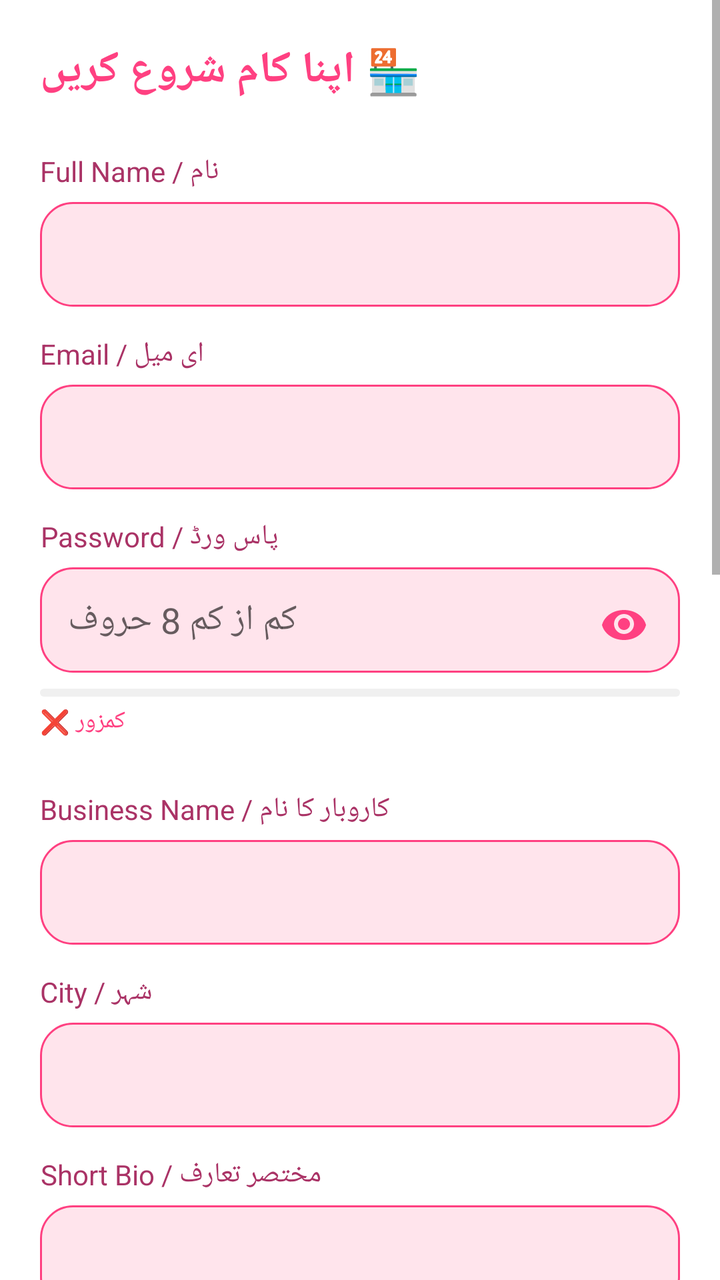
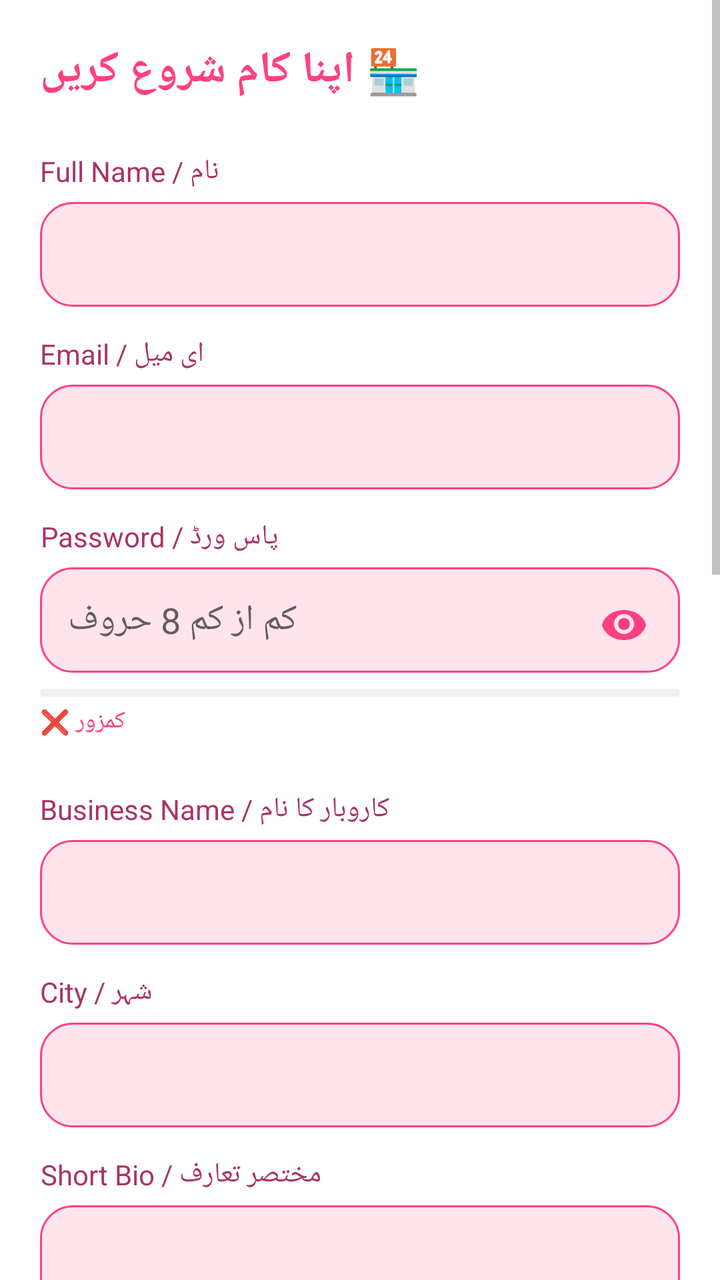

Before-and-after screenshots of an Android layout around one commit, followed by the original layout XML and the change that was made.
<!-- AndroidManifest.xml: application theme Theme.SheEmpower -->
<!-- res/layout/activity_seller_registration.xml -->
<?xml version="1.0" encoding="utf-8"?>
<ScrollView xmlns:android="http://schemas.android.com/apk/res/android"
    android:layout_width="match_parent" android:layout_height="match_parent" android:background="#FFFFFF">
    <LinearLayout
        android:layout_width="match_parent" android:layout_height="wrap_content"
        android:orientation="vertical" android:padding="20dp">

        <RelativeLayout
            android:layout_width="match_parent"
            android:layout_height="wrap_content">

            <TextView android:layout_width="wrap_content" android:layout_height="wrap_content"
                android:text="🏪 اپنا کام شروع کریں" android:textSize="22sp" android:textStyle="bold" android:textColor="#FF4081" />

            <ImageButton
                android:id="@+id/btnSpeaker"
                android:layout_width="40dp"
                android:layout_height="40dp"
                android:layout_alignParentEnd="true"
                android:layout_centerVertical="true"
                android:background="?attr/selectableItemBackgroundBorderless"
                android:src="@drawable/ic_speaker"
                android:contentDescription="Speaker" />
        </RelativeLayout>

        
        
        
        <TextView android:layout_width="wrap_content" android:layout_height="wrap_content" android:text="نام / Full Name" android:textColor="#AA3366" android:layout_marginTop="16dp" />
        <com.google.android.material.textfield.TextInputEditText android:id="@+id/etSellerName"
            android:layout_width="match_parent" android:layout_height="wrap_content"
            android:padding="14dp" android:background="@drawable/bg_rounded_pink" android:layout_marginTop="6dp" />

        
        
        
        <TextView android:layout_width="wrap_content" android:layout_height="wrap_content" android:text="ای میل / Email" android:textColor="#AA3366" android:layout_marginTop="14dp" />
        <com.google.android.material.textfield.TextInputEditText android:id="@+id/etSellerEmail"
            android:layout_width="match_parent" android:layout_height="wrap_content"
            android:padding="14dp" android:background="@drawable/bg_rounded_pink" android:layout_marginTop="6dp" />

        
        
        
        <TextView android:layout_width="wrap_content" android:layout_height="wrap_content" android:text="پاس ورڈ / Password" android:textColor="#AA3366" android:layout_marginTop="14dp" />

        
        <FrameLayout
            android:layout_width="match_parent"
            android:layout_height="wrap_content"
            android:layout_marginTop="6dp"
            android:layout_marginBottom="8dp">

            <com.google.android.material.textfield.TextInputEditText
                android:id="@+id/etSellerPassword"
                android:layout_width="match_parent"
                android:layout_height="wrap_content"
                android:inputType="textPassword"
                android:hint="کم از کم 8 حروف"
                android:padding="14dp"
                android:paddingEnd="45dp"
                android:background="@drawable/bg_rounded_pink" />

            
            <ImageButton
                android:id="@+id/togglePasswordVisibility"
                android:layout_width="40dp"
                android:layout_height="40dp"
                android:layout_gravity="end|center_vertical"
                android:layout_marginEnd="8dp"
                android:background="?attr/selectableItemBackgroundBorderless"
                android:src="@drawable/ic_eye_closed"
                android:contentDescription="Toggle Password Visibility"
                android:scaleType="centerInside" />
        </FrameLayout>

        
        
        
        
        <ProgressBar
            android:id="@+id/passwordStrengthBar"
            android:layout_width="match_parent"
            android:layout_height="4dp"
            android:layout_marginBottom="4dp"
            android:progressDrawable="@drawable/progress_password_strength"
            style="@style/Widget.AppCompat.ProgressBar.Horizontal" />

        
        <TextView
            android:id="@+id/passwordStrengthText"
            android:layout_width="wrap_content"
            android:layout_height="wrap_content"
            android:text="کمزور ❌"
            android:textSize="12sp"
            android:textColor="#FF4081"
            android:layout_marginBottom="12dp" />

        
        
        
        <TextView android:layout_width="wrap_content" android:layout_height="wrap_content" android:text="کاروبار کا نام / Business Name" android:textColor="#AA3366" android:layout_marginTop="14dp" />
        <com.google.android.material.textfield.TextInputEditText android:id="@+id/etBusinessName"
            android:layout_width="match_parent" android:layout_height="wrap_content"
            android:padding="14dp" android:background="@drawable/bg_rounded_pink" android:layout_marginTop="6dp" />

        
        
        
        <TextView android:layout_width="wrap_content" android:layout_height="wrap_content" android:text="شہر / City" android:textColor="#AA3366" android:layout_marginTop="14dp" />
        <com.google.android.material.textfield.TextInputEditText android:id="@+id/etCity"
            android:layout_width="match_parent" android:layout_height="wrap_content"
            android:padding="14dp" android:background="@drawable/bg_rounded_pink" android:layout_marginTop="6dp" />

        
        
        
        <TextView android:layout_width="wrap_content" android:layout_height="wrap_content" android:text="مختصر تعارف / Short Bio" android:textColor="#AA3366" android:layout_marginTop="14dp" />
        <com.google.android.material.textfield.TextInputEditText android:id="@+id/etBio"
            android:layout_width="match_parent" android:layout_height="wrap_content"
            android:padding="14dp" android:background="@drawable/bg_rounded_pink" android:layout_marginTop="6dp" />

        
        
        
        <TextView android:layout_width="wrap_content" android:layout_height="wrap_content" android:text="📱 واٹس ایپ نمبر / WhatsApp" android:textColor="#FF4081" android:textStyle="bold" android:layout_marginTop="14dp" />
        <com.google.android.material.textfield.TextInputEditText android:id="@+id/etWhatsApp"
            android:layout_width="match_parent" android:layout_height="wrap_content"
            android:hint="923001234567" android:inputType="phone" android:padding="14dp"
            android:background="@drawable/bg_rounded_green" android:layout_marginTop="6dp" />
        <TextView android:id="@+id/tvWhatsAppHint"
            android:layout_width="match_parent" android:layout_height="wrap_content"
            android:textColor="#4CAF50" android:textSize="12sp" android:layout_marginTop="6dp" />

        
        
        
        <TextView android:layout_width="wrap_content" android:layout_height="wrap_content" android:text="🛍️ زمرہ / Category" android:textColor="#AA3366" android:layout_marginTop="14dp" />
        <Spinner android:id="@+id/spinnerCategory"
            android:layout_width="match_parent" android:layout_height="wrap_content" android:layout_marginTop="6dp" />

        
        
        
        <TextView android:layout_width="wrap_content" android:layout_height="wrap_content"
            android:text="🙋‍♀️ آپ کتنے لوگوں کے لیے کام کر سکتی ہیں؟" android:textColor="#AA3366" android:textStyle="bold" android:layout_marginTop="14dp" />
        <com.google.android.material.textfield.TextInputEditText android:id="@+id/etCapacity"
            android:layout_width="match_parent" android:layout_height="wrap_content"
            android:hint="مثال: 50 لوگوں تک کھانا بنا سکتی ہوں" android:padding="14dp"
            android:background="@drawable/bg_rounded_pink" android:layout_marginTop="6dp" />

        
        
        
        <TextView android:id="@+id/tvDeliverLabel"
            android:layout_width="wrap_content" android:layout_height="wrap_content"
            android:textColor="#AA3366" android:textStyle="bold" android:layout_marginTop="14dp" />
        <Spinner android:id="@+id/spinnerCanDeliver"
            android:layout_width="match_parent" android:layout_height="wrap_content" android:layout_marginTop="6dp" />

        
        
        
        <TextView android:layout_width="wrap_content" android:layout_height="wrap_content"
            android:text="📍 دکان / گھر کا مکمل پتہ (اگر آپ خود نہ جا سکیں تو خریدار کو یہی دکھایا جائے گا)"
            android:textColor="#AA3366" android:textStyle="bold" android:layout_marginTop="14dp" />
        <com.google.android.material.textfield.TextInputEditText android:id="@+id/etShopAddress"
            android:layout_width="match_parent" android:layout_height="wrap_content"
            android:hint="مکمل پتہ لکھیں" android:padding="14dp"
            android:background="@drawable/bg_rounded_pink" android:layout_marginTop="6dp" />

        
        
        
        <TextView android:layout_width="wrap_content" android:layout_height="wrap_content"
            android:text="📋 شناختی کارڈ (ضروری)" android:textColor="#AA3366" android:layout_marginTop="16dp" />
        <Button android:id="@+id/btnPickCnic"
            android:layout_width="match_parent" android:layout_height="52dp"
            android:text="📷 تصویر اپلوڈ کریں" android:layout_marginTop="6dp"
            android:backgroundTint="#FFE4EC" android:textColor="#FF4081" />
        <TextView android:id="@+id/tvCnicStatus"
            android:layout_width="match_parent" android:layout_height="wrap_content"
            android:textColor="#888888" android:layout_marginTop="4dp" />

        
        
        
        <TextView android:layout_width="wrap_content" android:layout_height="wrap_content"
            android:text="🎙️ آواز کا تعارف (اختیاری)" android:textColor="#AA3366" android:layout_marginTop="14dp" />
        <LinearLayout android:layout_width="match_parent" android:layout_height="wrap_content" android:orientation="horizontal" android:layout_marginTop="6dp">
            <Button android:id="@+id/btnRecord"
                android:layout_width="0dp" android:layout_height="52dp" android:layout_weight="1"
                android:text="🎙 ریکارڈ کریں" android:textSize="12sp" android:backgroundTint="#FF4081" android:textColor="#FFFFFF" />
            <Button android:id="@+id/btnPickAudio"
                android:layout_width="0dp" android:layout_height="52dp" android:layout_weight="1"
                android:layout_marginStart="8dp" android:text="📁 اپلوڈ" android:textSize="12sp"
                android:backgroundTint="#FFE4EC" android:textColor="#FF4081" />
        </LinearLayout>
        <TextView android:id="@+id/tvVoiceStatus"
            android:layout_width="match_parent" android:layout_height="wrap_content"
            android:textColor="#888888" android:layout_marginTop="4dp" android:layout_marginBottom="20dp" />

        
        
        
        <Button android:id="@+id/btnSellerRegister"
            android:layout_width="match_parent" android:layout_height="58dp"
            android:text="🚀 رجسٹریشن جمع کروائیں" android:backgroundTint="#FF4081" android:textColor="#FFFFFF" />

    </LinearLayout>
</ScrollView>
<!-- resources referenced by this layout -->
<resources>
  <!-- drawable bg_rounded_green (drawable) -->
  <?xml version="1.0" encoding="utf-8"?>
  <shape xmlns:android="http://schemas.android.com/apk/res/android">
      <solid android:color="#E8F9EF" />
      <stroke android:width="1.5dp" android:color="#25D366" />
      <corners android:radius="16dp" />
  </shape>
  <!-- drawable bg_rounded_pink (drawable) -->
  <?xml version="1.0" encoding="utf-8"?>
  <shape xmlns:android="http://schemas.android.com/apk/res/android">
      <solid android:color="#FFE4EC" />
      <stroke android:width="1dp" android:color="#FF4081" />
      <corners android:radius="16dp" />
  </shape>
  <!-- drawable ic_eye_closed (drawable) -->
  <?xml version="1.0" encoding="utf-8"?>
  <vector xmlns:android="http://schemas.android.com/apk/res/android"
      android:width="24dp"
      android:height="24dp"
      android:viewportWidth="24"
      android:viewportHeight="24">
      <path
          android:fillColor="#FF4081"
          android:pathData="M12,7C6.48,7 2.14,10.14 1,14.5C2.14,18.86 6.48,22 12,22C17.52,22 21.86,18.86 23,14.5C21.86,10.14 17.52,7 12,7ZM12,19C9.24,19 7,16.76 7,14C7,11.24 9.24,9 12,9C14.76,9 17,11.24 17,14C17,16.76 14.76,19 12,19ZM12,11C10.34,11 9,12.34 9,14C9,15.66 10.34,17 12,17C13.66,17 15,15.66 15,14C15,12.34 13.66,11 12,11Z" />
  </vector>
  <!-- drawable ic_speaker (drawable) -->
  <?xml version="1.0" encoding="utf-8"?>
  <vector xmlns:android="http://schemas.android.com/apk/res/android"
      android:width="24dp"
      android:height="24dp"
      android:viewportWidth="24"
      android:viewportHeight="24">
      <path
          android:fillColor="#FFFFFF"
          android:pathData="M3,9v6h4l5,5V4L7,9H3zm13.5,3c0-1.77-1.02-3.29-2.5-4.03v8.05c1.48-0.73,2.5-2.25,2.5-4.02zM14,3.23v2.06c2.89,0.86,5,3.54,5,6.71s-2.11,5.85-5,6.71v2.06c4.01-0.91,7-4.49,7-8.77s-2.99-7.86-7-8.77z"/>
  </vector>
  <!-- drawable progress_password_strength (drawable) -->
  <?xml version="1.0" encoding="utf-8"?>
  <layer-list xmlns:android="http://schemas.android.com/apk/res/android">
      
      <item android:id="@android:id/background">
          <shape android:shape="rectangle">
              <solid android:color="#F0F0F0" />
              <corners android:radius="2dp" />
          </shape>
      </item>
  
      
      <item android:id="@android:id/progress">
          <clip>
              <shape android:shape="rectangle">
                  <solid android:color="#FF4081" />
                  <corners android:radius="2dp" />
              </shape>
          </clip>
      </item>
  </layer-list>
  <style name="Theme.SheEmpower" parent="Theme.MaterialComponents.DayNight.NoActionBar">
  
          <item name="colorPrimary">@color/primary_pink</item>
          <item name="colorPrimaryVariant">@color/primary_pink</item>
          <item name="colorOnPrimary">@android:color/white</item>
  
          <item name="android:statusBarColor">@color/primary_pink</item>
          <item name="android:windowBackground">@android:color/white</item>
  
          <item name="android:navigationBarColor">@android:color/white</item>
  
      </style>
  <color name="primary_pink">#FF4081</color>
</resources>

<!-- the commit's change to res/layout/activity_seller_registration.xml (unified diff, before → after) -->
@@ -3,7 +3,9 @@
     android:layout_width="match_parent" android:layout_height="match_parent" android:background="#FFFFFF">
     <LinearLayout
         android:layout_width="match_parent" android:layout_height="wrap_content"
-        android:orientation="vertical" android:padding="20dp">
+        android:orientation="vertical"
+        android:background="?android:attr/windowBackground"
+        android:padding="20dp">
 
         <RelativeLayout
             android:layout_width="match_parent"
<!-- resource entries referenced after the edit -->
@@ -57,18 +57,33 @@
           </clip>
       </item>
   </layer-list>
-  <style name="Theme.SheEmpower" parent="Theme.MaterialComponents.DayNight.NoActionBar">
+  <style name="Theme.SheEmpower" parent="Theme.AppCompat.Light">
+      
+      <item name="colorPrimary">#FF4081</item>
+      <item name="colorPrimaryDark">#C2185B</item>
+      <item name="colorAccent">#FF4081</item>
+      <item name="android:windowBackground">@color/bg_light</item>
+      <item name="android:textColorPrimary">@color/text_light</item>
   
-          <item name="colorPrimary">@color/primary_pink</item>
-          <item name="colorPrimaryVariant">@color/primary_pink</item>
-          <item name="colorOnPrimary">@android:color/white</item>
+      
+      <item name="android:windowBackground">@color/white</item>
+      <item name="android:colorBackground">@color/white</item>
   
-          <item name="android:statusBarColor">@color/primary_pink</item>
-          <item name="android:windowBackground">@android:color/white</item>
+      
+      <item name="android:textColorPrimary">@color/text_dark</item>
+      <item name="android:textColorSecondary">@color/text_gray</item>
   
-          <item name="android:navigationBarColor">@android:color/white</item>
-  
-      </style>
-  <color name="primary_pink">#FF4081</color>
+      
+      <item name="android:actionBarStyle">@style/ActionBar.Styled</item>
+  </style>
+  <color name="bg_light">#FFFFFF</color>
+  <color name="text_light">#333333</color>
+  <color name="white">#FFFFFF</color>
+  <color name="text_dark">#333333</color>
+  <color name="text_gray">#888888</color>
+  <style name="ActionBar.Styled" parent="Widget.AppCompat.ActionBar">
+  <item name="android:background">@color/white</item>
+  <item name="android:textColorPrimary">@color/text_dark</item>
+  </style>
 </resources>
 
